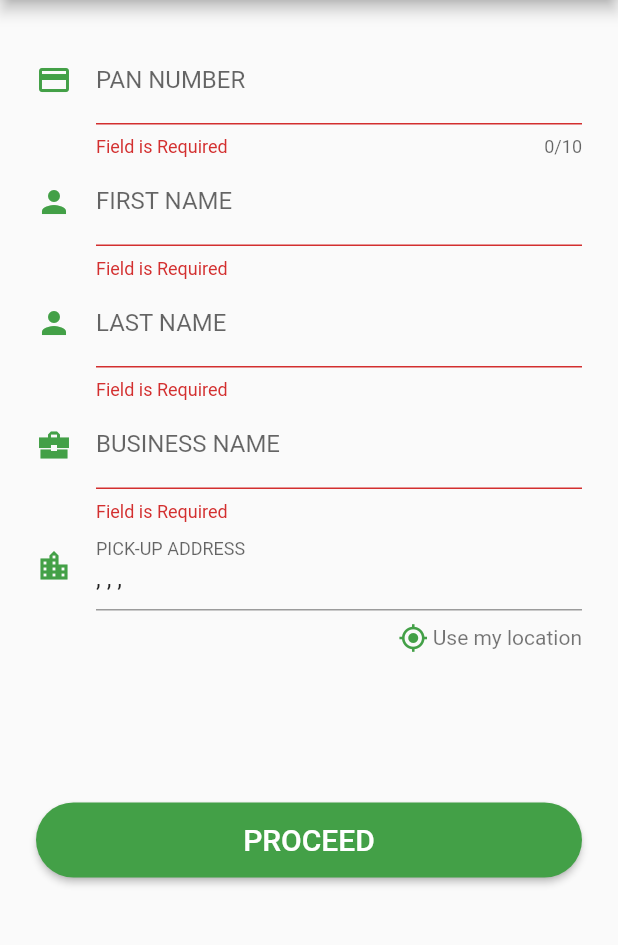
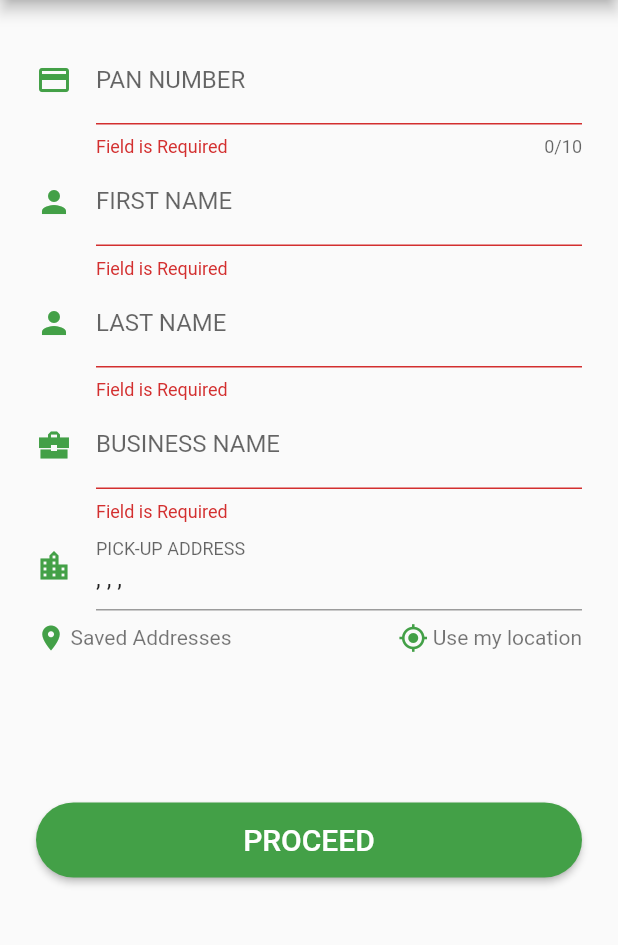
Before and after one commit to simmiagarwal60/LainDain1, a Flutter app: the FormScreen screen opened directly with empty values, after a tap on "PROCEED", on a phone screen of 412 x 824 dp, the part 84-1029 px from its top. Run offline on Flutter 3.47's test engine with Material 2 defaults, Android fonts, the phone set to English and light mode, and no system bars; our stand-ins replace cloud_firestore, firebase_auth, firebase_core, firebase_messaging, firebase_storage, flutter_local_notifications and 8 more; missing offline and left inert: payu_checkoutpro_flutter; accounts and stored records are empty.

Commit message:
first update

```diff
--- a/lib/buyer-form.dart
+++ b/lib/buyer-form.dart
@@ -24,7 +24,7 @@ class BuyerFormScreenState extends State<BuyerFormScreen> {
 
   void saveBuyerDetails() async{
     final buyerRef = FirebaseFirestore.instance.collection('buyers');
-    String buyerid = buyerRef.id;
+    String buyerid = buyerRef.doc().id;
     await buyerRef.doc(buyerid).set({
       'buyer id': buyerid,
       'Full name' : name.text,
--- a/lib/seller-form.dart
+++ b/lib/seller-form.dart
@@ -4,14 +4,17 @@ import 'package:cloud_firestore/cloud_firestore.dart';
 import 'package:flutter/material.dart';
 import 'package:geocoding/geocoding.dart';
 import 'package:geolocator/geolocator.dart';
+import 'package:lain_dain/delivery/delivery_details.dart';
 import 'package:lain_dain/models/pickup_address_model.dart';
 import 'package:lain_dain/widget/button_widget.dart';
 import 'order_screen.dart';
 
 class FormScreen extends StatefulWidget {
   final PickupAddress selectedAddress;
+
   //String aadharNumber="";
   const FormScreen({Key? key, required this.selectedAddress}) : super(key: key);
+
   @override
   State<StatefulWidget> createState() {
     return FormScreenState();
@@ -36,56 +39,55 @@ class FormScreenState extends State<FormScreen> {
   void initState() {
     // TODO: implement initState
     super.initState();
-    pkupAddressController= TextEditingController(
+    pkupAddressController = TextEditingController(
       text:
-      '${widget.selectedAddress.houseNumber}, ${widget.selectedAddress.city}, ${widget.selectedAddress.pincode},${widget.selectedAddress.state}',
+          '${widget.selectedAddress.houseNumber}, ${widget.selectedAddress.city}, ${widget.selectedAddress.pincode},${widget.selectedAddress.state}',
     );
   }
 
-  void saveSellerDetails() async{
-    final SellerRef = FirebaseFirestore.instance.collection('buyers');
-    String sellerid = SellerRef.id;
+  void saveSellerDetails() async {
+    final SellerRef = FirebaseFirestore.instance.collection('sellers');
+    String sellerid = SellerRef.doc().id;
     await SellerRef.doc(sellerid).set({
       'Seller id': sellerid,
       'Pan card': _pan,
-      'First name' : _firstName,
+      'First name': _firstName,
       'Last name': _lastName,
       'business name': _businessName,
       'pickup address': pkupAddressController.text,
     });
   }
 
-  void determinePosition() async{
+  void determinePosition() async {
     bool serviceEnabled;
     LocationPermission permission;
 
     serviceEnabled = await Geolocator.isLocationServiceEnabled();
-    if(!serviceEnabled){
+    if (!serviceEnabled) {
       return Future.error('Location services are disabled');
     }
     permission = await Geolocator.checkPermission();
-    if(permission == LocationPermission.denied){
+    if (permission == LocationPermission.denied) {
       permission = await Geolocator.requestPermission();
-      if(permission == LocationPermission.denied){
+      if (permission == LocationPermission.denied) {
         return Future.error("Location permissions are denied!");
       }
     }
-    if(permission == LocationPermission.deniedForever){
-      return Future.error("Location permissions are permanently denied!, we cannot request permission");
+    if (permission == LocationPermission.deniedForever) {
+      return Future.error(
+          "Location permissions are permanently denied!, we cannot request permission");
     }
-    Position position = await Geolocator.getCurrentPosition(desiredAccuracy: LocationAccuracy.high);
+    Position position = await Geolocator.getCurrentPosition(
+        desiredAccuracy: LocationAccuracy.high);
 
-    List<Placemark> placemarks = await placemarkFromCoordinates(
-        position.latitude, position.longitude);
+    List<Placemark> placemarks =
+        await placemarkFromCoordinates(position.latitude, position.longitude);
 
     Placemark placemark = placemarks[0];
     String currentAddress =
         '${placemark.street}, ${placemark.subLocality}, ${placemark.locality},${placemark.postalCode}, ${placemark.administrativeArea}, ${placemark.country}';
 
     pkupAddressController.text = currentAddress;
-
-
-
   }
 
   Widget _buildPan() {
@@ -106,7 +108,7 @@ class FormScreenState extends State<FormScreen> {
       onSaved: (value) {
         _pan = value!;
       },
-      onChanged: (value){
+      onChanged: (value) {
         print('Selected value $value');
         setState(() {
           _pan = value!;
@@ -133,7 +135,7 @@ class FormScreenState extends State<FormScreen> {
       onSaved: (value) {
         _firstName = value!;
       },
-      onChanged: (value){
+      onChanged: (value) {
         print('Selected value $value');
         setState(() {
           _firstName = value!;
@@ -159,7 +161,7 @@ class FormScreenState extends State<FormScreen> {
       onSaved: (value) {
         _lastName = value!;
       },
-      onChanged: (value){
+      onChanged: (value) {
         print('Selected value $value');
         setState(() {
           _lastName = value!;
@@ -185,7 +187,7 @@ class FormScreenState extends State<FormScreen> {
       onSaved: (value) {
         _businessName = value!;
       },
-      onChanged: (value){
+      onChanged: (value) {
         print('Selected value $value');
         setState(() {
           _businessName = value!;
@@ -200,14 +202,7 @@ class FormScreenState extends State<FormScreen> {
       decoration: const InputDecoration(
         labelText: 'PICK-UP ADDRESS',
         icon: Icon(Icons.location_city),
-        iconColor: Color.fromARGB(255, 67, 160, 71),
-        // suffixIcon:InkWell(
-        //   onTap: (){
-        //     //Navigator.push(context, MaterialPageRoute(builder: (context)=>PickupAddressDetails()));
-        //   },
-        //     child: Icon(Icons.location_on, color:Color.fromARGB(255, 67, 160, 71) ,))
-
-      ),
+        iconColor: Color.fromARGB(255, 67, 160, 71),),
       keyboardType: TextInputType.streetAddress,
       validator: (value) {
         if (value!.isEmpty) {
@@ -222,24 +217,58 @@ class FormScreenState extends State<FormScreen> {
     );
   }
 
+  Widget _savedAddresses() {
+    return Row(
+      //mainAxisAlignment: MainAxisAlignment.end,
+      children: [
+        const Icon(
+          Icons.location_on,
+          color: Color.fromARGB(255, 67, 160, 71),
+          size: 20,
+        ),
+        const SizedBox(
+          width: 3,
+        ),
+        InkWell(
+            onTap: () {
+              Navigator.push(context, MaterialPageRoute(builder: (context)=> DeliveryDetails(savedAddress: PickupAddress(id: '', fullName: '', pincode:'', houseNumber: '', city: '', state: ''))));
+            },
+            child: const Text(
+              "Saved Addresses",
+              style: TextStyle(
+                  fontWeight: FontWeight.normal, color: Colors.black54),
+            ))
+      ],
+    );
+  }
+
   Widget _useMyLocation() {
-    return  Row(
-      mainAxisAlignment: MainAxisAlignment.end,
+    return Row(
+      //mainAxisAlignment: MainAxisAlignment.end,
       children: [
-        const Icon(Icons.my_location, color: Color.fromARGB(255, 67, 160, 71), size: 20,),
-        const SizedBox(width: 3,),
+        const Icon(
+          Icons.my_location,
+          color: Color.fromARGB(255, 67, 160, 71),
+          size: 20,
+        ),
+        const SizedBox(
+          width: 3,
+        ),
         InkWell(
-            onTap: (){
+            onTap: () {
               determinePosition();
             },
-            child: const Text("Use my location", style: TextStyle(fontWeight: FontWeight.normal, color: Colors.black54),))
+            child: const Text(
+              "Use my location",
+              style: TextStyle(
+                  fontWeight: FontWeight.normal, color: Colors.black54),
+            ))
       ],
     );
   }
 
   @override
   Widget build(BuildContext context) {
-
     return Scaffold(
       appBar: AppBar(
         title: const Text("LainDain"),
@@ -258,8 +287,16 @@ class FormScreenState extends State<FormScreen> {
                 _buildLastName(),
                 _buildBusinessName(),
                 _buildPkupAdd(),
-                const SizedBox(height: 8,),
-                _useMyLocation(),
+                const SizedBox(
+                  height: 8,
+                ),
+                Row(
+                  mainAxisAlignment: MainAxisAlignment.spaceBetween,
+                  children: [
+                    _savedAddresses(),
+                    _useMyLocation(),
+                  ],
+                ),
                 const SizedBox(height: 100),
                 ButtonWidget(
                     text: 'PROCEED',
@@ -267,13 +304,11 @@ class FormScreenState extends State<FormScreen> {
                       if (!_formKey.currentState!.validate()) {
                         return;
                       }
-                      {
-                        Navigator.push(
-                          context,
-                          MaterialPageRoute(
-                              builder: (context) => OrderScreeen(businessName: _businessName,)),
-                        );
-                      }
+                      saveSellerDetails();
+                      Navigator.push(
+                        context,
+                        MaterialPageRoute(
+                            builder: (context) => OrderScreeen(businessName: _businessName,pickupAddress: _pkupAddress,)),);
 
                       _formKey.currentState!.save();
 
@@ -284,7 +319,6 @@ class FormScreenState extends State<FormScreen> {
                       print(_pkupAddress);
                       //Send to API
                     })
-
               ],
             ),
           ),
--- a/lib/services/notification_services.dart
+++ b/lib/services/notification_services.dart
@@ -127,7 +127,8 @@ class NotificationServices {
   }
   void storeNotification(notify.Notification notification) async {
     CollectionReference notificationsRef = FirebaseFirestore.instance.collection('notifications');
-    await notificationsRef.doc(notificationsRef.id).set(notification.toMap());
+    String notificationid = notificationsRef.doc().id;
+    await notificationsRef.doc(notificationid).set(notification.toMap());
   }
 
 
```
Also changed, not shown: lib/home.dart (+6 -1 lines), lib/main.dart (+8 -3 lines), lib/order_screen.dart (+11 -2 lines).
